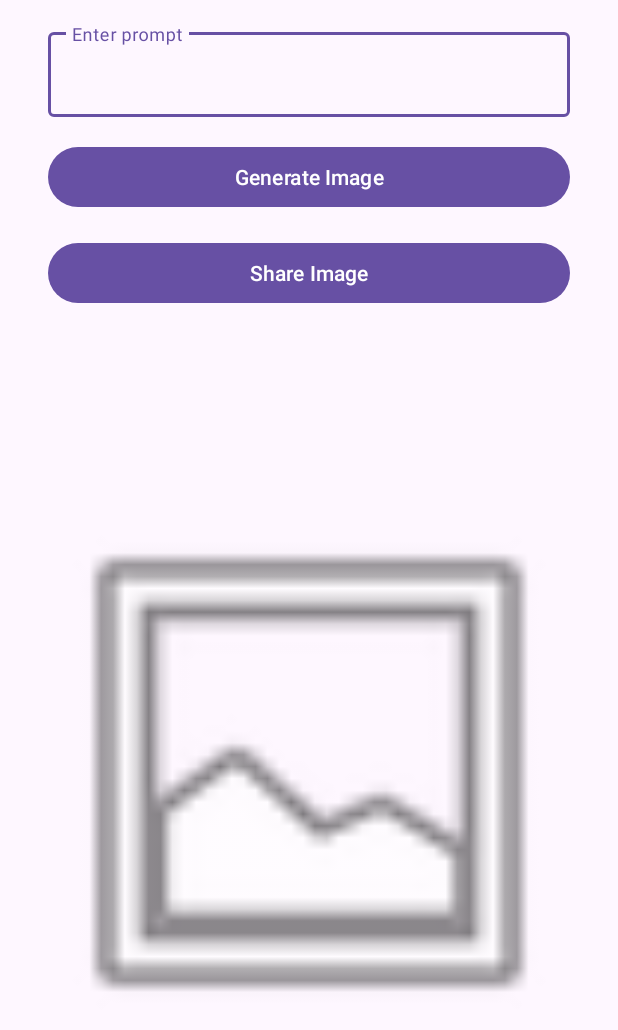
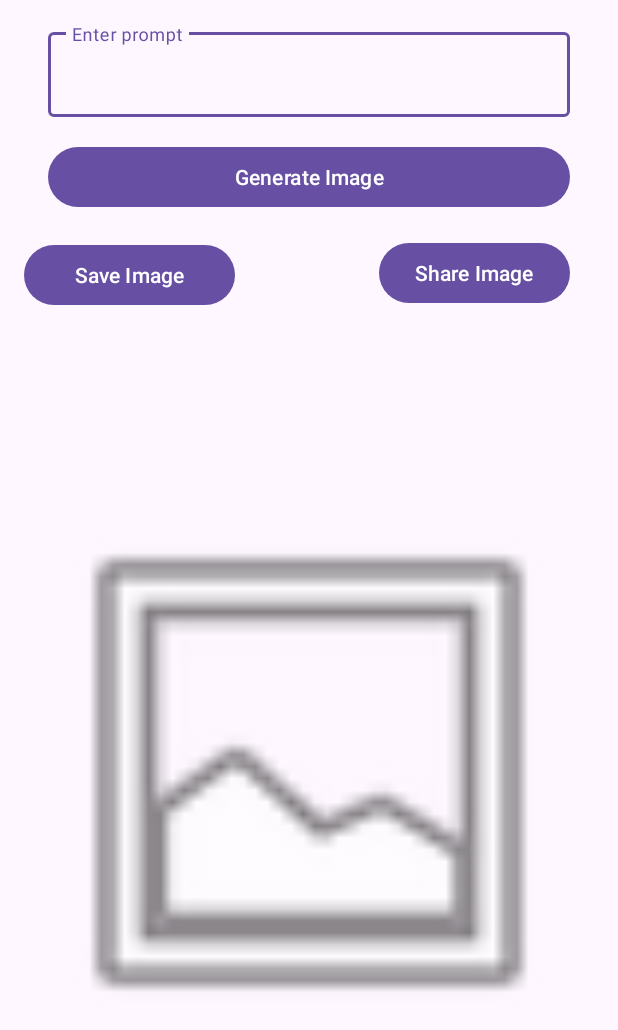
Before and after one commit to haihoaa/AI_IMAGES_G1, an Android app: the screen it shows after launch (MainActivity), on a phone screen of 412 x 824 dp. Shown: the top 1030 px of the screen. Run offline under Robolectric (Android 15) with nearby library versions, the phone set to English and light mode, and no system bars.

Commit message:
Add to duc

```diff
--- a/app/src/main/java/com/g1/ai_image_g1/view/MainActivity.java
+++ b/app/src/main/java/com/g1/ai_image_g1/view/MainActivity.java
@@ -27,6 +27,7 @@ public class MainActivity extends AppCompatActivity implements GenerateImageView
         promptEditText = findViewById(R.id.inputPrompt);
         generatedImageView = findViewById(R.id.genImageView);
         Button generateButton = findViewById(R.id.genImage);
+        Button btnSaveImage = findViewById(R.id.btnSaveToPhone);
 
         presenter = new GenerateImage(this);
 
--- /dev/null
+++ b/app/src/main/java/com/g1/ai_image_g1/view/SaveGeneratedImageView.java
@@ -0,0 +1,7 @@
+package com.g1.ai_image_g1.view;
+
+import android.graphics.Bitmap;
+
+public interface SaveGeneratedImageView {
+    void saveImageToGallery(Bitmap bitmap);
+}
--- a/app/src/main/res/layout/activity_main.xml
+++ b/app/src/main/res/layout/activity_main.xml
@@ -2,6 +2,7 @@
 <androidx.constraintlayout.widget.ConstraintLayout
     xmlns:android="http://schemas.android.com/apk/res/android"
     xmlns:app="http://schemas.android.com/apk/res-auto"
+    xmlns:tools="http://schemas.android.com/tools"
     android:layout_width="match_parent"
     android:layout_height="match_parent"
     android:padding="16dp">
@@ -47,9 +48,23 @@
         android:text="Share Image"
         app:layout_constraintBottom_toTopOf="@+id/genImageView"
         app:layout_constraintEnd_toEndOf="parent"
-        app:layout_constraintStart_toStartOf="parent"
         app:layout_constraintTop_toBottomOf="@id/genImage" />
 
+    <com.google.android.material.button.MaterialButton
+        android:id="@+id/btnSaveToPhone"
+        android:layout_width="0dp"
+        android:layout_height="wrap_content"
+        android:layout_marginHorizontal="16dp"
+
+        android:layout_marginTop="17dp"
+        android:layout_marginEnd="96dp"
+        android:layout_marginBottom="8dp"
+        android:text="Save Image"
+        app:layout_constraintBottom_toTopOf="@+id/genImageView"
+        app:layout_constraintEnd_toStartOf="@+id/shareImage"
+        app:layout_constraintStart_toStartOf="parent"
+        app:layout_constraintTop_toBottomOf="@+id/genImage"
+        app:layout_constraintVertical_bias="0.0" />
 
     <ImageView
         android:id="@+id/genImageView"
```
